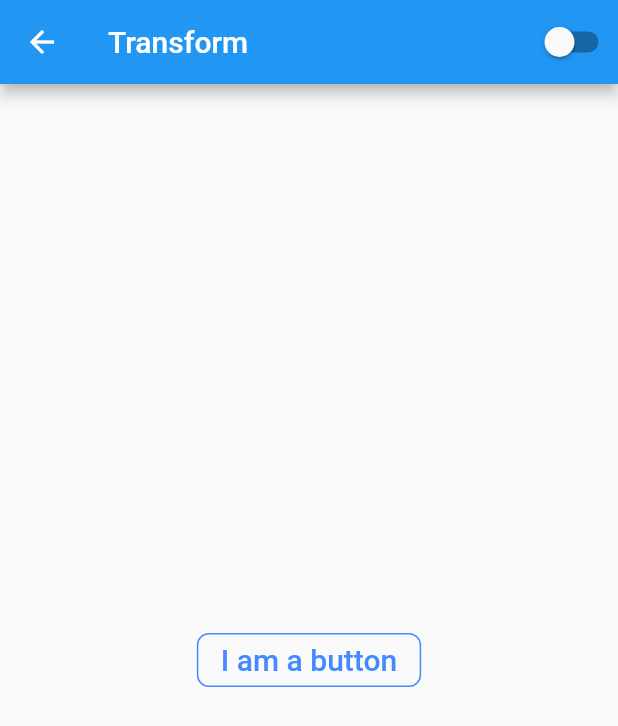
After one commit to epatel/widget_of_the_week, a Flutter app: the TransformExample screen opened directly, on a phone screen of 412 x 824 dp. The commit adds this screen. Shown: the top 726 px of the screen. Run offline on Flutter 3.47's test engine with Material 2 defaults, Android fonts, the phone set to English and light mode, and no system bars.

Commit message:
Added week 23 Transform

```diff
--- a/lib/main.dart
+++ b/lib/main.dart
@@ -22,6 +22,7 @@ import 'widgets/sliverlistandgrid_example.dart';
 import 'widgets/streambuilder_example.dart';
 import 'widgets/table_example.dart';
 import 'widgets/tooltip_example.dart';
+import 'widgets/transform_example.dart';
 import 'widgets/wrap_example.dart';
 
 void main() => runApp(MyApp());
@@ -67,6 +68,24 @@ class WidgetSelection extends StatelessWidget {
     FittedBoxExample.weekEntry,
     LayoutBuilderExample.weekEntry,
     AbsorbPointerExample.weekEntry,
+    TransformExample.weekEntry,
+// 24. BackdropFilter https://youtu.be/dYRs7Q1vfYI
+// 25. Align https://youtu.be/g2E7yl3MwMk
+// 26. Positioned https://youtu.be/EgtPleVwxBQ
+// 27. AnimatedBuilder https://youtu.be/N-RiyZlv8v8
+// 28. Dismissible https://youtu.be/iEMgjrfuc58
+// 29. SizedBox https://youtu.be/EHPu_DzRfqA
+// 30. ValueListenableBuilder https://youtu.be/s-ZG-jS5QHQ
+// 31. Draggable https://youtu.be/QzA4c4QHZCY
+// 32. AnimatedList https://youtu.be/ZtfItHwFlZ8
+// 33. Flexible https://youtu.be/CI7x0mAZiY0
+// 34. MediaQuery https://youtu.be/A3WrA4zAaPw
+// 35. Spacer https://youtu.be/7FJgd7QN1zI
+// 36. InheritedWidget https://youtu.be/1t-8rBCGBYw
+// 37. AnimatedIcon https://youtu.be/pJcbh8pbvJs
+// 38. AspectRatio https://youtu.be/XcnP3_mO_Ms
+// 39. LimitedBox https://youtu.be/uVki2CIzBTs
+// 40. Placeholder https://youtu.be/LPe56fezmoo
   ];
 
   @override
--- /dev/null
+++ b/lib/widgets/transform_example.dart
@@ -0,0 +1,65 @@
+import 'dart:math';
+
+import 'package:flutter/material.dart';
+
+import '../week_entry.dart';
+
+class TransformExample extends StatefulWidget {
+  static final weekEntry = WeekEntry(23, 'Transform', () => TransformExample());
+
+  @override
+  _TransformExampleState createState() => _TransformExampleState();
+}
+
+class _TransformExampleState extends State<TransformExample> {
+  bool _transform = false;
+
+  @override
+  Widget build(BuildContext context) {
+    return Scaffold(
+      appBar: AppBar(
+        actions: _actions(),
+        title: Text(TransformExample.weekEntry.name),
+      ),
+      body: Center(
+        child: Transform(
+          child: FlatButton(
+            shape: RoundedRectangleBorder(
+              side: BorderSide(
+                color: Colors.blueAccent,
+              ),
+              borderRadius: BorderRadius.circular(8),
+            ),
+            child: Container(
+              child: Text(
+                'I am a button',
+                style: TextStyle(
+                  fontSize: 20,
+                  color: Colors.blueAccent,
+                ),
+              ),
+            ),
+            onPressed: () {
+              print('abc');
+            },
+          ),
+          alignment: Alignment.center,
+          transform: _transform ? (Matrix4.identity()..rotateZ(-pi/2)) : Matrix4.identity(),
+        ),
+      ),
+    );
+  }
+
+  List<Widget> _actions() {
+    return <Widget>[
+      Switch(
+        value: _transform,
+        onChanged: (bool value) {
+          setState(() {
+            _transform = value;
+          });
+        },
+      ),
+    ];
+  }
+}
```
